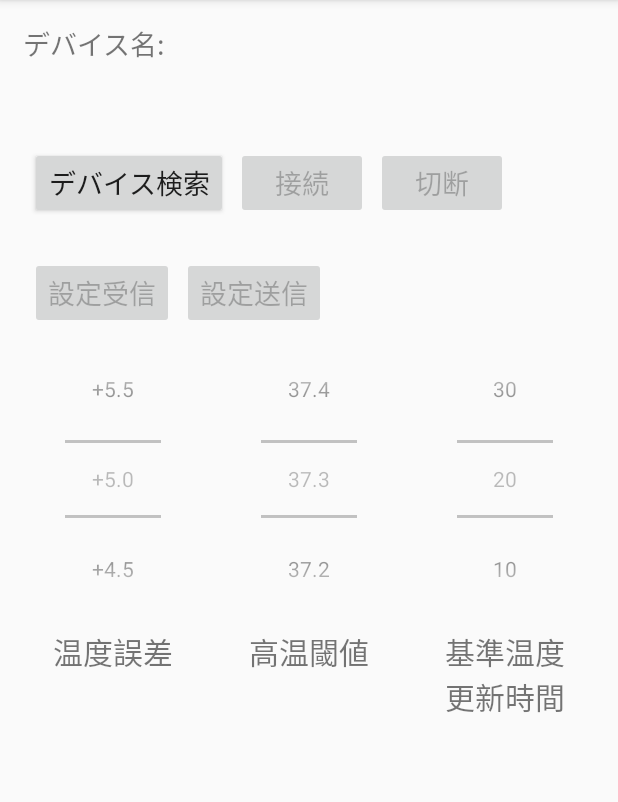
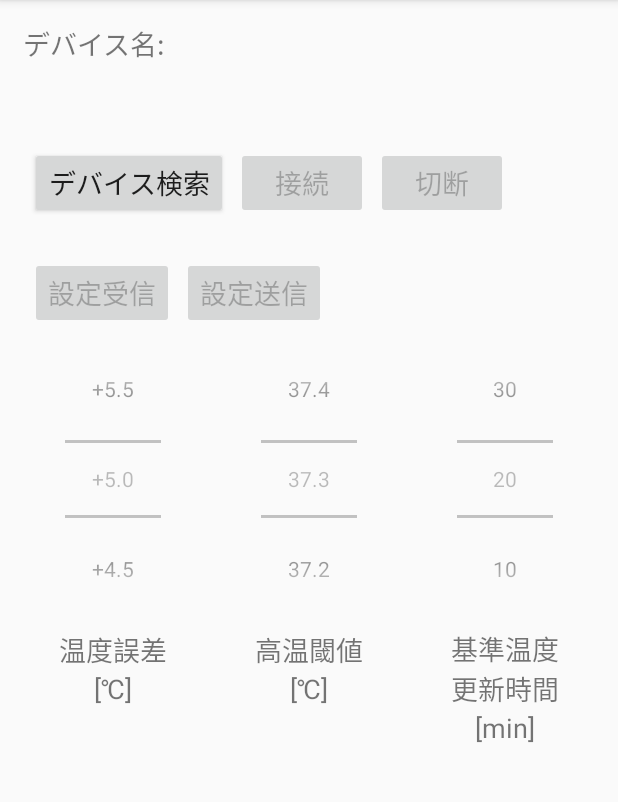
Before and after one commit to y-kato19321/BLE_Communicator, an Android app: the MainActivity screen opened directly, with no data from a screen before it, on a phone screen of 412 x 824 dp, the part 84-886 px from its top. Run offline under Robolectric (Android 15) with nearby library versions, the phone set to English and light mode, and no system bars; 2 statements that could not run were skipped.

Commit message:
設定の単位を追加

```diff
--- a/app/src/main/res/layout/activity_main.xml
+++ b/app/src/main/res/layout/activity_main.xml
@@ -141,7 +141,15 @@
                 android:layout_gravity="center"
                 android:layout_marginTop="10dp"
                 android:text="@string/npstr_calibration"
-                android:textSize="20sp" />
+                android:textSize="18sp" />
+
+            <TextView
+                android:layout_width="wrap_content"
+                android:layout_height="wrap_content"
+                android:layout_gravity="center"
+                android:layout_marginTop="0dp"
+                android:text="@string/npstr_do"
+                android:textSize="18dp" />
 
         </LinearLayout>
 
@@ -163,7 +171,15 @@
                 android:layout_gravity="center"
                 android:layout_marginTop="10dp"
                 android:text="@string/npstr_hightemp"
-                android:textSize="20dp" />
+                android:textSize="18dp" />
+
+            <TextView
+                android:layout_width="wrap_content"
+                android:layout_height="wrap_content"
+                android:layout_gravity="center"
+                android:layout_marginTop="0dp"
+                android:text="@string/npstr_do"
+                android:textSize="18dp" />
 
         </LinearLayout>
 
@@ -185,7 +201,15 @@
                 android:layout_gravity="center"
                 android:layout_marginTop="10dp"
                 android:text="@string/npstr_temptime"
-                android:textSize="20dp" />
+                android:textSize="18dp" />
+
+            <TextView
+                android:layout_width="wrap_content"
+                android:layout_height="wrap_content"
+                android:layout_gravity="center"
+                android:layout_marginTop="0dp"
+                android:text="@string/npstr_min"
+                android:textSize="18dp" />
 
         </LinearLayout>
 
--- a/app/src/main/res/values/strings.xml
+++ b/app/src/main/res/values/strings.xml
@@ -27,6 +27,8 @@
     <string name="npstr_temptime">基準温度\n更新時間</string>
     <string name="npstr_hightemp">高温閾値</string>
     <string name="npstr_calibration">温度誤差</string>
+    <string name="npstr_do">[℃]</string>
+    <string name="npstr_min">[min]</string>
 
 
 </resources>
```
